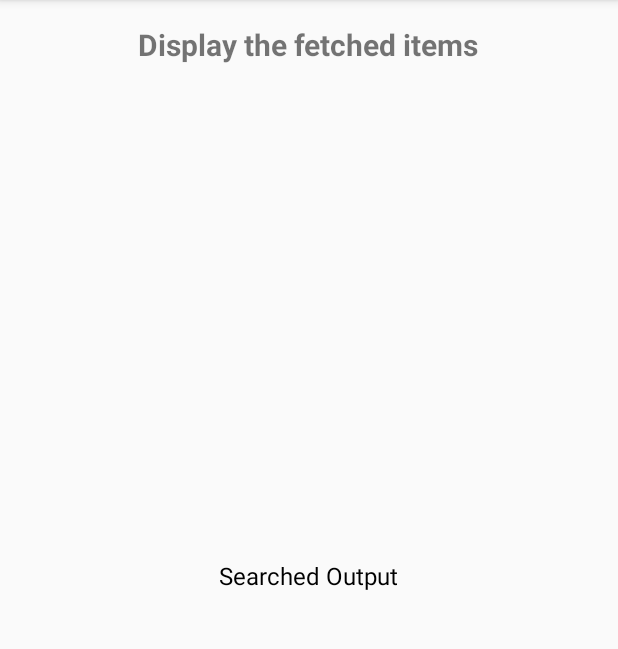
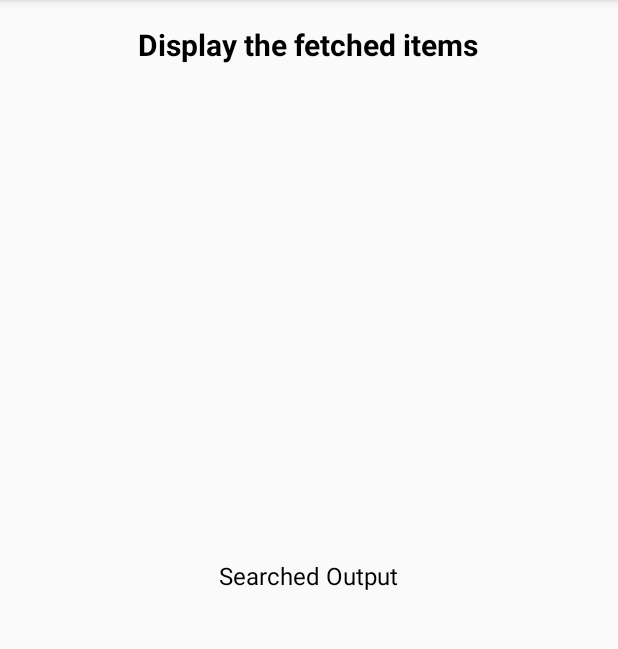
Before and after one commit to anantcodes/GoogleDev, an Android app: the DisplayActivity screen opened directly, with no data from a screen before it, on a phone screen of 412 x 824 dp, the part 84-733 px from its top. Run offline under Robolectric (Android 15) with nearby library versions, the phone set to English and light mode, and no system bars.

Commit message:
color bolder

```diff
--- a/app/src/main/res/layout/activity_display.xml
+++ b/app/src/main/res/layout/activity_display.xml
@@ -13,7 +13,8 @@
     android:text="Display the fetched items"
     android:layout_centerHorizontal="true"
     android:textSize="20sp"
-    android:textStyle="bold"/>
+    android:textStyle="bold"
+    android:textColor="#000000"/>
 
     <TextView
         android:layout_width="wrap_content"
```
